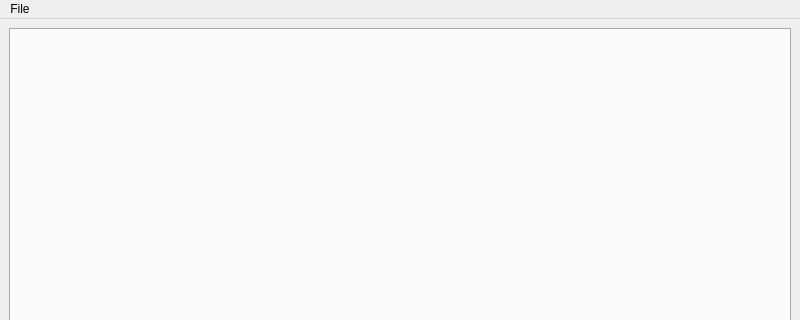
Qt form src/xmpsolve/polfileeditorwindow.ui (robol/MPSolve) before a commit; both pictures show x 0 to 800 and y 0 to 320 of the 800 by 600 pixel window.
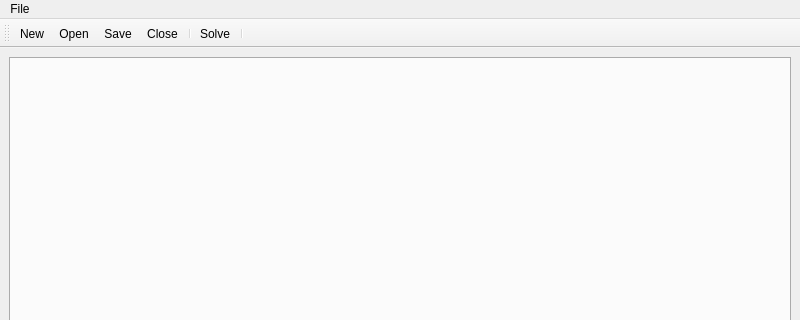
The same form after that commit. Icons and pictures are not drawn.

Commit message: Add a toolbar to the .pol file editor and improve management of the modification state.

```diff
--- a/src/xmpsolve/polfileeditorwindow.ui
+++ b/src/xmpsolve/polfileeditorwindow.ui
@@ -45,6 +45,24 @@
    <addaction name="menuFile"/>
   </widget>
   <widget class="QStatusBar" name="statusbar"/>
+  <widget class="QToolBar" name="toolBar">
+   <property name="windowTitle">
+    <string>toolBar</string>
+   </property>
+   <attribute name="toolBarArea">
+    <enum>TopToolBarArea</enum>
+   </attribute>
+   <attribute name="toolBarBreak">
+    <bool>false</bool>
+   </attribute>
+   <addaction name="actionNew"/>
+   <addaction name="actionOpen_pol_file"/>
+   <addaction name="actionSave"/>
+   <addaction name="actionClose"/>
+   <addaction name="separator"/>
+   <addaction name="actionSolve"/>
+   <addaction name="separator"/>
+  </widget>
   <action name="actionOpen_pol_file">
    <property name="text">
     <string>Open</string>
```
Left out of the diff: 15 changed lines with no effect on the pictures. The commit also changes 3 other files.
